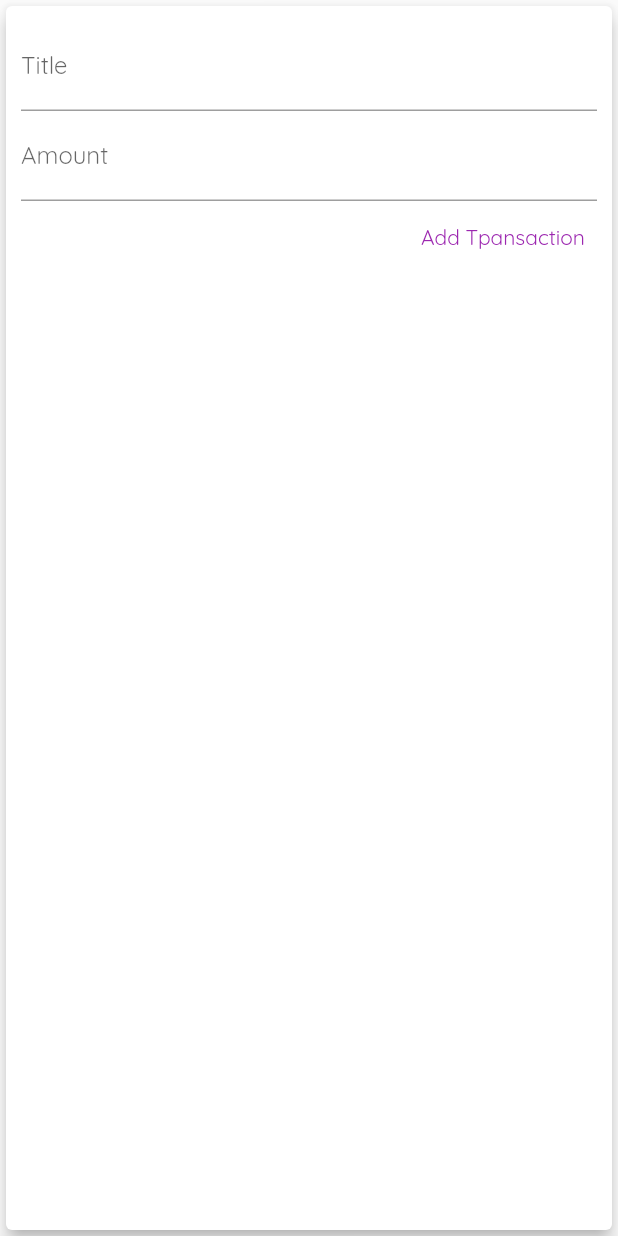
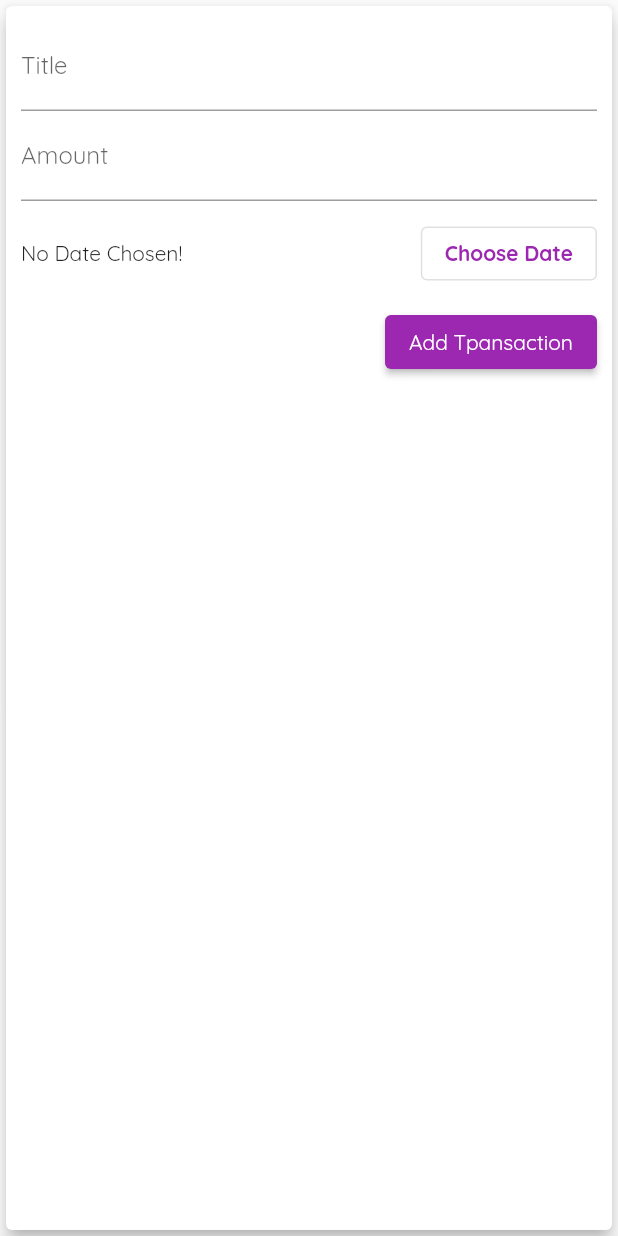
Before and after one commit to LeftTwixWand/PersonalExpences, a Flutter app: the NewTransaction widget shown alone on an empty page, opened directly with empty values, after a tap on "Add Tpansaction", on a phone screen of 412 x 824 dp. Run offline on Flutter 3.47's test engine with Material 2 defaults, Android fonts, the phone set to English and light mode, and no system bars.

Commit message:
Add date picker

```diff
--- a/lib/main.dart
+++ b/lib/main.dart
@@ -52,9 +52,10 @@ class _MyHomePageState extends State<MyHomePage> {
           item.date.isAfter(DateTime.now().subtract(Duration(days: 7))))
       .toList();
 
-  void _addNewTransaction(String transactionTitle, double transactionAmount) {
-    final newTransaction = Transaction(DateTime.now().toString(),
-        transactionTitle, transactionAmount, DateTime.now());
+  void _addNewTransaction(
+      String transactionTitle, double transactionAmount, DateTime date) {
+    final newTransaction = Transaction(
+        DateTime.now().toString(), transactionTitle, transactionAmount, date);
 
     setState(() {
       _userTransactions.add(newTransaction);
--- a/lib/models/transaction.dart
+++ b/lib/models/transaction.dart
@@ -1,5 +1,3 @@
-import 'package:flutter/cupertino.dart';
-
 class Transaction {
   final String id;
   final String title;
--- a/lib/widgest/new_transaction.dart
+++ b/lib/widgest/new_transaction.dart
@@ -1,4 +1,5 @@
 import 'package:flutter/material.dart';
+import 'package:intl/intl.dart';
 
 class NewTransaction extends StatefulWidget {
   final Function addTransactionCallback;
@@ -10,19 +11,37 @@ class NewTransaction extends StatefulWidget {
 }
 
 class _NewTransactionState extends State<NewTransaction> {
-  final titleController = TextEditingController();
+  final _titleController = TextEditingController();
+  final _amountController = TextEditingController();
+  DateTime _selectedDate = DateTime(2019);
 
-  final amountController = TextEditingController();
+  void _submitData() {
+    if (_titleController.text.isEmpty || _amountController.text.isEmpty) return;
+    final enteredTitle = _titleController.text;
+    final enteredAmount = double.parse(_amountController.text);
 
-  void submitData() {
-    final enteredTitle = titleController.text;
-    final enteredAmount = double.parse(amountController.text);
+    if (enteredTitle.isEmpty ||
+        enteredAmount <= 0 ||
+        _selectedDate.isAtSameMomentAs(DateTime(2019))) return;
 
-    if (enteredTitle.isEmpty || enteredAmount <= 0) return;
-
-    widget.addTransactionCallback(enteredTitle, enteredAmount);
+    widget.addTransactionCallback(enteredTitle, enteredAmount, _selectedDate);
 
     Navigator.of(context).pop();
+  }
+
+  void _persentDatePicker() {
+    showDatePicker(
+      context: context,
+      initialDate: DateTime.now(),
+      firstDate: DateTime(2019),
+      lastDate: DateTime.now(),
+    ).then((value) {
+      if (value != null) {
+        setState(() {
+          _selectedDate = value;
+        });
+      }
+    });
   }
 
   @override
@@ -35,17 +54,36 @@ class _NewTransactionState extends State<NewTransaction> {
             children: <Widget>[
               TextField(
                 decoration: InputDecoration(labelText: 'Title'),
-                controller: titleController,
-                onSubmitted: (_) => submitData(),
+                controller: _titleController,
+                onSubmitted: (_) => _submitData(),
               ),
               TextField(
                 decoration: InputDecoration(labelText: 'Amount'),
-                controller: amountController,
+                controller: _amountController,
                 keyboardType: TextInputType.number,
-                onSubmitted: (_) => submitData(),
+                onSubmitted: (_) => _submitData(),
               ),
-              TextButton(
-                onPressed: submitData,
+              Container(
+                height: 70,
+                child: Row(
+                  children: <Widget>[
+                    Expanded(
+                      child: Text(_selectedDate.isAtSameMomentAs(DateTime(2019))
+                          ? 'No Date Chosen!'
+                          : 'Piched Date: ${DateFormat.yMd().format(_selectedDate)}'),
+                    ),
+                    OutlinedButton(
+                      onPressed: _persentDatePicker,
+                      child: Text(
+                        'Choose Date',
+                        style: TextStyle(fontWeight: FontWeight.bold),
+                      ),
+                    ),
+                  ],
+                ),
+              ),
+              ElevatedButton(
+                onPressed: _submitData,
                 child: Text('Add Tpansaction'),
               ),
             ],
```
